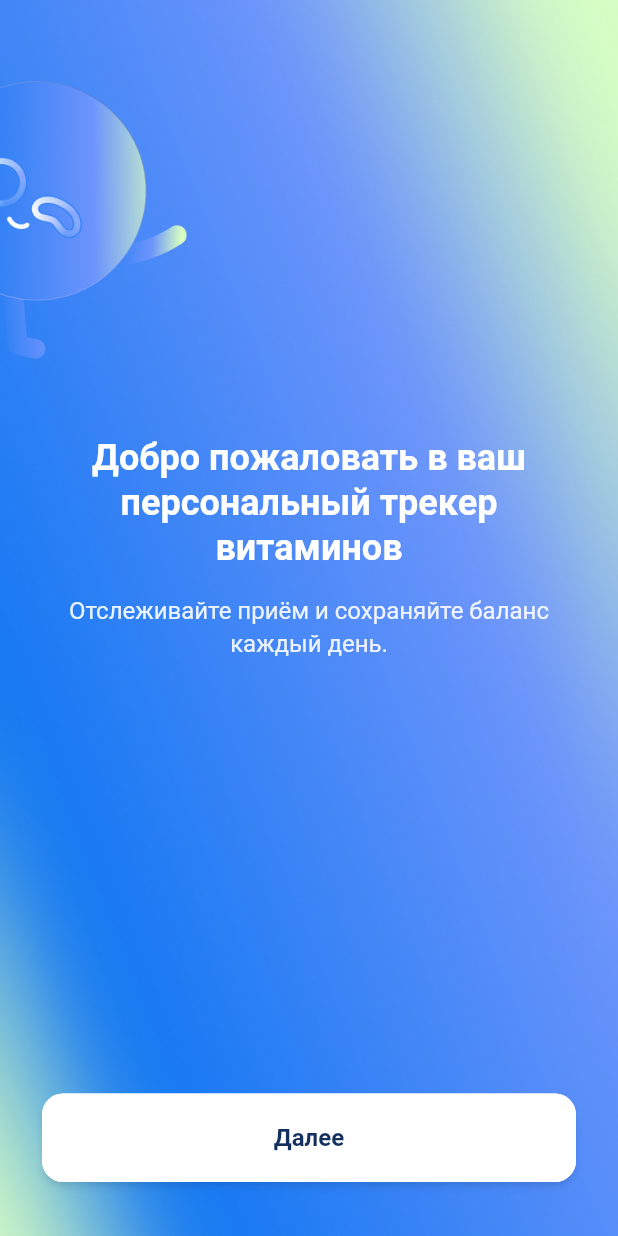
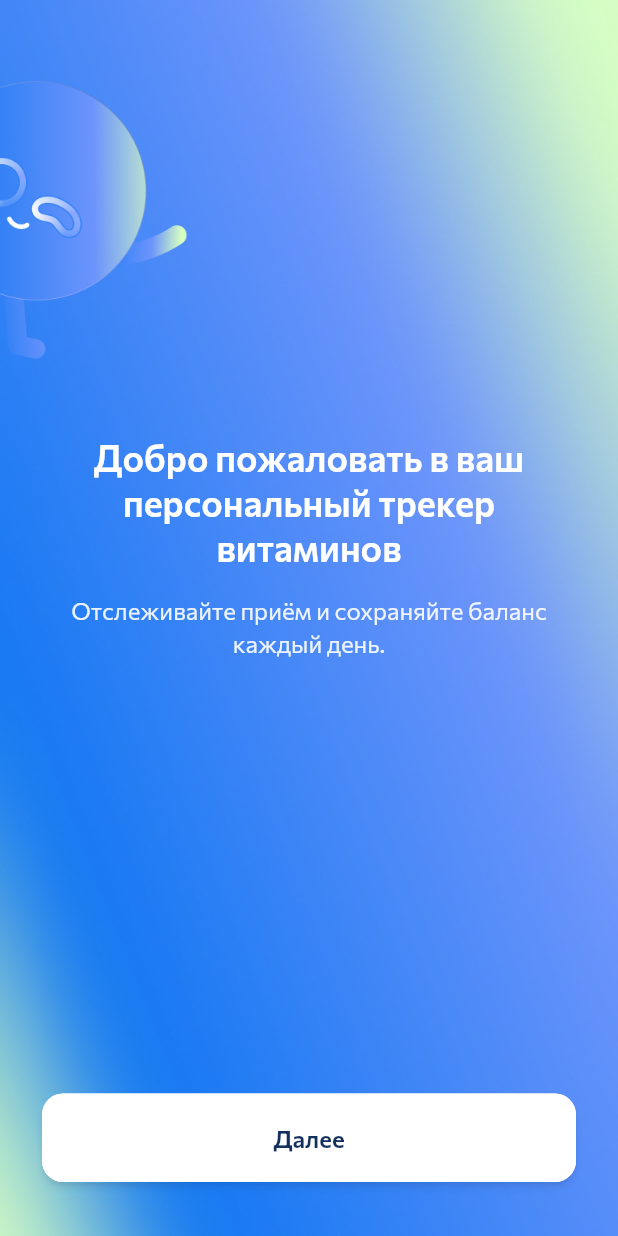
Before and after one commit to Kleshny77/flutter_project, a Flutter app: the screen it shows after launch, on a phone screen of 412 x 824 dp. Run offline on Flutter 3.47's test engine with Material 3 defaults, Android fonts, the phone set to English and light mode, and no system bars; our stand-ins replace firebase_auth, firebase_core, go_router, google_fonts; accounts and stored records are empty.

Commit message:
Добавить локальные ассеты, шрифты Commissioner и Firestore

```diff
--- a/lib/app_theme.dart
+++ b/lib/app_theme.dart
@@ -16,6 +16,7 @@ class AppTheme {
 
   static ThemeData get theme => ThemeData(
     useMaterial3: true,
+    fontFamily: 'Commissioner',
     colorScheme: ColorScheme.fromSeed(
       seedColor: primaryBlue,
       primary: primaryBlue,
@@ -34,9 +35,7 @@ class AppTheme {
         backgroundColor: primaryBlue,
         foregroundColor: Colors.white,
         padding: const EdgeInsets.symmetric(vertical: 16),
-            shape: RoundedRectangleBorder(
-              borderRadius: BorderRadius.circular(12),
-            ),
+        shape: RoundedRectangleBorder(borderRadius: BorderRadius.circular(12)),
         elevation: 0,
       ),
     ),
--- a/lib/core/app_design.dart
+++ b/lib/core/app_design.dart
@@ -5,7 +5,6 @@
 // Не комбинировать #0773F1 и #00FFCC рядом без нейтральных элементов.
 
 import 'package:flutter/material.dart';
-import 'package:google_fonts/google_fonts.dart';
 
 /// Палитра: сине-зелёная гамма
 class AppPalette {
@@ -15,16 +14,25 @@ class AppPalette {
   static const Color blueDark = Color(0xFF14305F);
   static const Color blueDeep = Color(0xFF104F9D);
   static const Color blueMain = Color(0xFF0773F1);
-  /// Заголовки и ссылки на экранах авторизации (макет Figma)
-  static const Color blueTitle = Color(0xFF7298FA);
+
+  /// Заголовки на auth-экранах (Swift)
+  static const Color blueTitle = Color(0xFF6C94FC);
+
+  /// Вторичная ссылка на auth-экранах (Swift)
+  static const Color blueSecondary = Color(0xFF097AFF);
+
   /// Кнопка «Зарегистрироваться» (макет: Fill 0E75F2, corner 29)
   static const Color blueButton = Color(0xFF0E75F2);
+
   /// Фон полей ввода (макет F8FAFB)
   static const Color inputBg = Color(0xFFF8FAFB);
+
   /// Плейсхолдер в полях (макет 8093A6)
   static const Color placeholder = Color(0xFF8093A6);
+
   /// Обводка полей ввода: 7298FA 57%, weight 1
-  static Color get inputBorder => blueTitle.withOpacity(0.57);
+  static const Color inputBorderBase = Color(0xFF7298FA);
+  static Color get inputBorder => inputBorderBase.withValues(alpha: 0.57);
   static const Color blueAccent = Color(0xFF1578F3);
   static const Color blueLight = Color(0xFF8FC3FF);
   static const Color blueBg = Color(0xFF6F95FC);
@@ -43,6 +51,11 @@ class AppPalette {
   static const Color grayLight = Color(0xFFC4C4C4);
   static const Color bgLight = Color(0xFFF4F4F4);
   static const Color white = Color(0xFFFFFFFF);
+  static const Color authSubtitle = Color(0xFF757575);
+  static const Color authInfo = Color(0xFFCCCCCC);
+  static const Color authCodeBackground = Color(0xFFBAB8B8);
+  static const Color authCodeBorderFocus = Color(0xFF0773F1);
+  static const Color authCodeBorderSuccess = Color(0xFF83CCB4);
 
   // Семантика
   static const Color errorRed = Color(0xFFDC2626);
@@ -67,36 +80,41 @@ class AppGradients {
 /// Типографика: Commissioner
 class AppTypography {
   static TextTheme get commissioner {
-    return GoogleFonts.commissionerTextTheme().copyWith(
-      headlineMedium: GoogleFonts.commissioner(
+    return const TextTheme(
+      headlineMedium: TextStyle(
+        fontFamily: 'Commissioner',
         fontSize: 24,
         fontWeight: FontWeight.w600,
         color: AppPalette.white,
         letterSpacing: 0,
         decoration: TextDecoration.none,
       ),
-      headlineSmall: GoogleFonts.commissioner(
+      headlineSmall: TextStyle(
+        fontFamily: 'Commissioner',
         fontSize: 20,
         fontWeight: FontWeight.w600,
         color: AppPalette.darkMain,
         letterSpacing: 0,
         decoration: TextDecoration.none,
       ),
-      bodyLarge: GoogleFonts.commissioner(
+      bodyLarge: TextStyle(
+        fontFamily: 'Commissioner',
         fontSize: 16,
         fontWeight: FontWeight.w400,
         color: AppPalette.darkMain,
         letterSpacing: 0,
         decoration: TextDecoration.none,
       ),
-      bodyMedium: GoogleFonts.commissioner(
+      bodyMedium: TextStyle(
+        fontFamily: 'Commissioner',
         fontSize: 14,
         fontWeight: FontWeight.w400,
         color: AppPalette.grayMid,
         letterSpacing: 0,
         decoration: TextDecoration.none,
       ),
-      labelLarge: GoogleFonts.commissioner(
+      labelLarge: TextStyle(
+        fontFamily: 'Commissioner',
         fontSize: 16,
         fontWeight: FontWeight.w500,
         letterSpacing: 0,
```
Also changed, not shown: pubspec.yaml (+16 -1 lines), assets/fonts/Commissioner-Bold.ttf (added), assets/fonts/Commissioner-ExtraBold.ttf (added), assets/fonts/Commissioner-Medium.ttf (added), assets/fonts/Commissioner-Regular.ttf (added), assets/fonts/Commissioner-SemiBold.ttf (added), assets/images/auth/kodee.png (added), assets/images/home/aptechka.png (added), assets/images/home/aptechka_tab.png (added), assets/images/home/back_button.png (added), assets/images/home/calendar_tab.png (added), assets/images/home/plus.png (added), assets/images/home/profile.png (added), assets/images/home/statistics_tab.png (added), 1 more files, 2 other files. Lines whose indentation alone changed are shown as unchanged.
